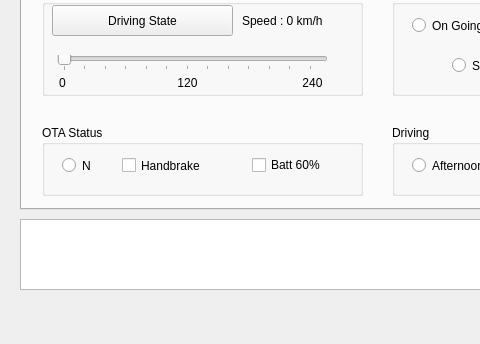
This is untitled.ui in AndrewKim330/can_drimaes as Qt 5 draws it before an edit; both pictures show x 0 to 480 and y 541 to 885 of the 1152 by 885 pixel window. The edited form follows.
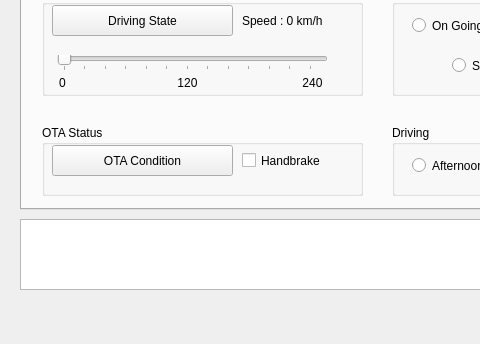
This is the edited form.

Commit message: Feat : Add OTA condition setting button (*need to add battery condition)

```diff
--- a/untitled.ui
+++ b/untitled.ui
@@ -869,8 +869,8 @@
       <widget class="QCheckBox" name="checkBox_10">
        <property name="geometry">
         <rect>
-         <x>80</x>
-         <y>30</y>
+         <x>200</x>
+         <y>25</y>
          <width>121</width>
          <height>21</height>
         </rect>
@@ -879,30 +879,17 @@
         <string>Handbrake</string>
        </property>
       </widget>
-      <widget class="QRadioButton" name="radioButton_15">
+      <widget class="QPushButton" name="btn_ota_cond">
        <property name="geometry">
         <rect>
-         <x>20</x>
-         <y>30</y>
-         <width>90</width>
-         <height>21</height>
+         <x>10</x>
+         <y>20</y>
+         <width>181</width>
+         <height>31</height>
         </rect>
        </property>
        <property name="text">
-        <string>N</string>
-       </property>
-      </widget>
-      <widget class="QCheckBox" name="checkBox_11">
-       <property name="geometry">
-        <rect>
-         <x>210</x>
-         <y>30</y>
-         <width>101</width>
-         <height>20</height>
-        </rect>
-       </property>
-       <property name="text">
-        <string>Batt 60%</string>
+        <string>OTA Condition</string>
        </property>
       </widget>
      </widget>
```
Left out of the diff: 4 changed lines with no effect on the pictures. The commit also changes 2 other files.
